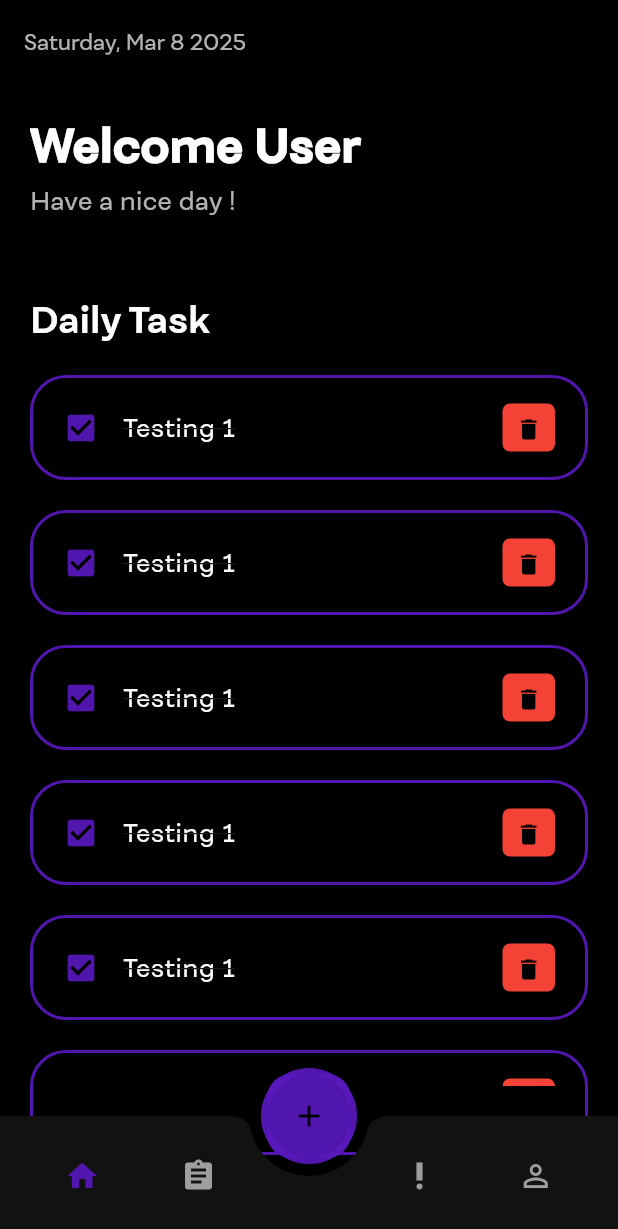
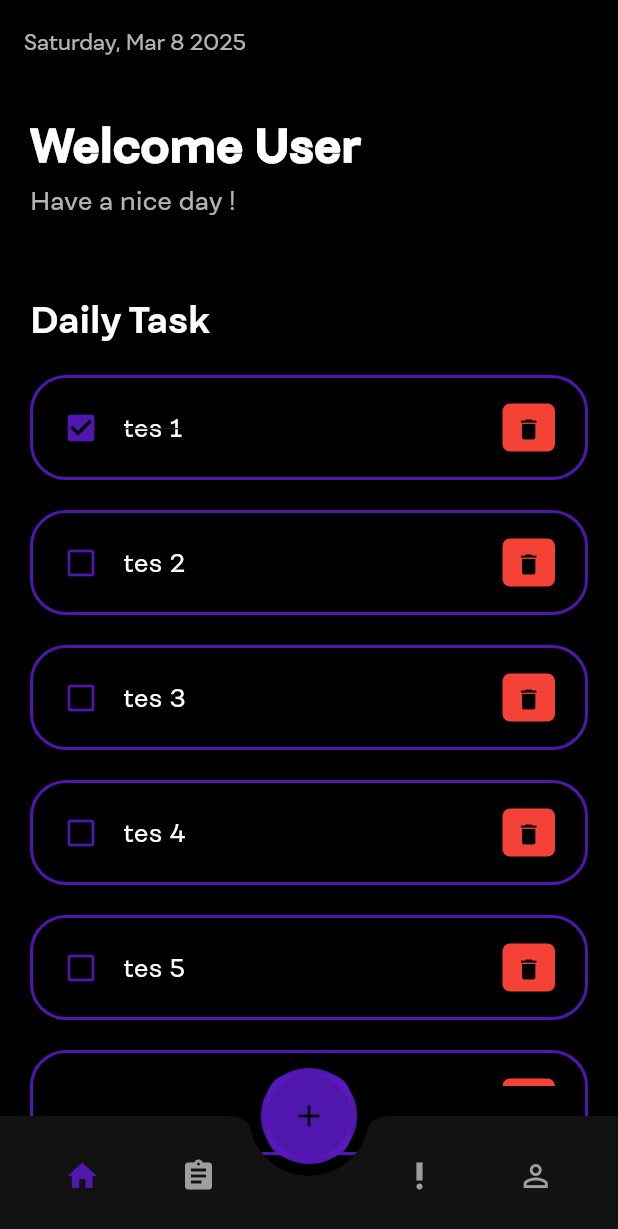
Before and after one commit to elgasing23/Ristek_M-Naufal-Zhafran, a Flutter app: the screen it shows after launch, on a phone screen of 412 x 824 dp. Shown: the top 1229 px of the screen. Run offline on Flutter 3.47's test engine with Material 3 defaults, Android fonts, the phone set to English and light mode, and no system bars; project files that could hold a hidden picture were left out.

Commit message:
membuat logic untuk todo list

```diff
--- a/lib/main.dart
+++ b/lib/main.dart
@@ -16,7 +16,7 @@ class MyApp extends StatelessWidget {
         fontFamily: 'Fibra',
         scaffoldBackgroundColor: Colors.black,
       ),
-      home: const MyWidget(),
+      home: MyWidget(),
     );
   }
 }
--- a/lib/pages/home.dart
+++ b/lib/pages/home.dart
@@ -1,10 +1,12 @@
 import 'package:flutter/material.dart';
 import 'package:intl/intl.dart';
+import 'package:ristek_todoapp/pages/todo.dart';
 import 'package:ristek_todoapp/pages/todo_item.dart';
 
 class MyWidget extends StatelessWidget {
-  const MyWidget({super.key});
+  MyWidget({super.key});
 
+  final todosList = ToDo.todoList();
   @override
   Widget build(BuildContext context) {
     String tanggal = DateFormat('EEEE, MMM d yyyy').format(DateTime.now());
@@ -67,8 +69,7 @@ class MyWidget extends StatelessWidget {
         ),
         centerTitle: false,
       ),
-      body:
-      Padding(
+      body: Padding(
         padding: const EdgeInsets.all(20.0),
         child: Column(
           crossAxisAlignment: CrossAxisAlignment.start,
@@ -78,48 +79,40 @@ class MyWidget extends StatelessWidget {
                 children: [
                   Container(
                     margin: EdgeInsets.only(bottom: 4),
-                  child:
-                    Text("Welcome User",
+                    child: Text(
+                      "Welcome User",
                       style: TextStyle(
                         fontSize: 30,
                         fontWeight: FontWeight.w900,
-                      color: Colors.white
+                        color: Colors.white,
                       ),
-                  )
+                    ),
                   ),
                   Container(
                     margin: EdgeInsets.only(bottom: 20),
-                  child:
-                    Text("Have a nice day ! ",
-                    style: TextStyle(
-                      fontSize: 16,
-                      color: Colors.white70
+                    child: Text(
+                      "Have a nice day ! ",
+                      style: TextStyle(fontSize: 16, color: Colors.white70),
                     ),
-                  )
                   ),
                   Container(
                     margin: EdgeInsets.only(top: 30, bottom: 20),
-                  child: Text("Daily Task",style: TextStyle(fontSize: 24, fontWeight: FontWeight.bold, color: Colors.white),
+                    child: Text(
+                      "Daily Task",
+                      style: TextStyle(
+                        fontSize: 24,
+                        fontWeight: FontWeight.bold,
+                        color: Colors.white,
+                      ),
                     ),
                   ),
 
-                TodoItem(),
-                TodoItem(),
-                TodoItem(),
-                TodoItem(),
-                TodoItem(),
-                TodoItem(),
-                TodoItem(),
-                TodoItem(),
-                TodoItem(),
-                TodoItem(),
-                TodoItem(),
-                TodoItem(),
-                TodoItem(),
+                  for ( ToDo todo in todosList)
+                    TodoItem(todo: todo,),
 
                 ],
-            )
-            )
+              ),
+            ),
           ],
         ),
       ),
--- /dev/null
+++ b/lib/pages/todo.dart
@@ -0,0 +1,22 @@
+class ToDo {
+  String? id;
+  String todoText;
+  bool isDone;
+
+  ToDo({
+    required this.id,
+    required this.todoText,
+    this.isDone = false,
+  });
+
+  static List<ToDo> todoList() {
+    return [
+      ToDo(id: '01', todoText: "tes 1", isDone: true),
+      ToDo(id: '02', todoText: "tes 2"),
+      ToDo(id: '03', todoText: "tes 3"),
+      ToDo(id: '04', todoText: "tes 4"),
+      ToDo(id: '05', todoText: "tes 5"),
+      ToDo(id: '06', todoText: "tes 6"),
+    ];
+  }
+}
--- a/lib/pages/todo_item.dart
+++ b/lib/pages/todo_item.dart
@@ -1,6 +1,10 @@
 import 'package:flutter/material.dart';
+import 'package:ristek_todoapp/pages/todo.dart';
 
-class TodoItem extends StatelessWidget{
+class TodoItem extends StatelessWidget {
+  final ToDo todo;
+  const TodoItem({Key? key, required this.todo}) : super(key: key);
+
   @override
   Widget build(BuildContext context) {
     return Container(
@@ -9,16 +13,23 @@ class TodoItem extends StatelessWidget{
         onTap: () {},
         shape: RoundedRectangleBorder(
           borderRadius: BorderRadius.circular(24),
-                side: BorderSide(color: const Color.fromARGB(232, 88, 24, 190,), width: 2),
+          side: BorderSide(
+            color: const Color.fromARGB(232, 88, 24, 190),
+            width: 2,
+          ),
         ),
         contentPadding: EdgeInsets.symmetric(horizontal: 20, vertical: 5),
         tileColor: Colors.black,
-            leading: Icon(Icons.check_box, color: const Color.fromARGB(232, 88, 24, 190,),
+        leading: Icon(
+          todo.isDone? Icons.check_box : Icons.check_box_outline_blank,
+          color: const Color.fromARGB(232, 88, 24, 190),
         ),
-            title: Text("Testing 1", style: TextStyle(
+        title: Text(
+          todo.todoText!,
+          style: TextStyle(
             fontSize: 16,
             color: Colors.white,
-                decoration: TextDecoration.lineThrough,
+            decoration: todo.isDone? TextDecoration.lineThrough : null,
           ),
         ),
         trailing: Container(
@@ -28,7 +39,7 @@ class TodoItem extends StatelessWidget{
           width: 35,
           decoration: BoxDecoration(
             color: Colors.red,
-                    borderRadius: BorderRadius.circular(5)
+            borderRadius: BorderRadius.circular(5),
           ),
           child: IconButton(
             color: Colors.black,
```
Lines whose indentation alone changed are shown as unchanged.
